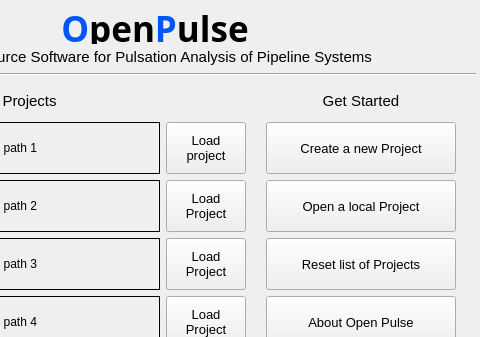
Above: pulse/interface/data/ui_files/project/get_started_input.ui from open-pulse/OpenPulse before the change; both pictures show x 170 to 650 and y 0 to 337 of the 650 by 424 pixel window. Below: the same form after it.
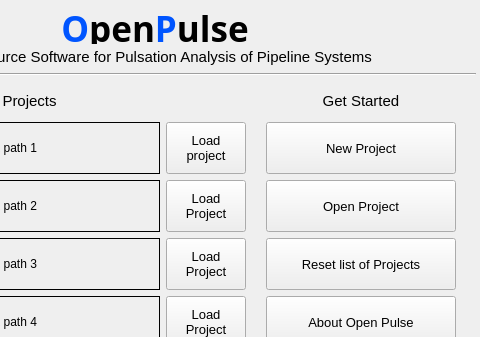
That is the form after the change. Icons and pictures are not drawn.

Diff of the .ui file:
```diff
--- a/pulse/interface/data/ui_files/project/get_started_input.ui
+++ b/pulse/interface/data/ui_files/project/get_started_input.ui
@@ -784,7 +784,7 @@
             <string notr="true"/>
            </property>
            <property name="text">
-            <string>Create a new Project</string>
+            <string>New Project</string>
            </property>
            <property name="icon">
             <iconset>
@@ -827,7 +827,7 @@
             <string notr="true"/>
            </property>
            <property name="text">
-            <string>Open a local Project</string>
+            <string>Open Project</string>
            </property>
            <property name="icon">
             <iconset>
```
